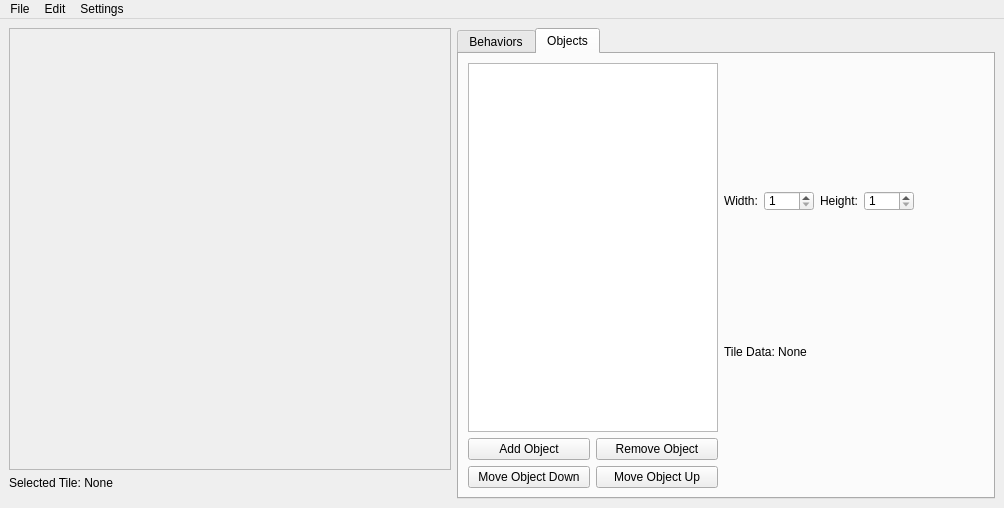
ExplosBlue/CoinKiller, file tileseteditorwindow.ui: the form before one commit.
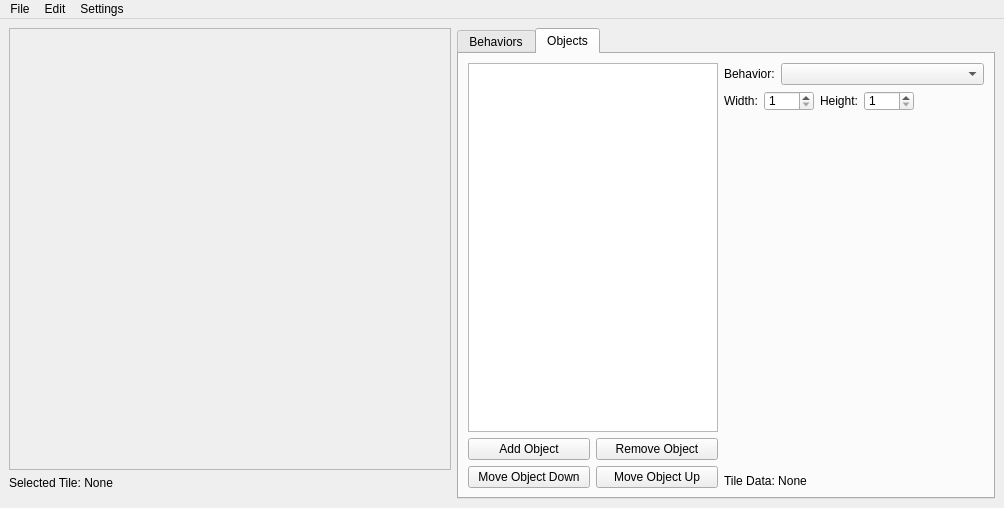
The form after the commit.

Patch:
```diff
--- a/tileseteditorwindow.ui
+++ b/tileseteditorwindow.ui
@@ -266,7 +266,7 @@
        <attribute name="title">
         <string>Objects</string>
        </attribute>
-       <layout class="QHBoxLayout" name="horizontalLayout_13">
+       <layout class="QHBoxLayout" name="horizontalLayout_10">
         <item>
          <layout class="QVBoxLayout" name="oLeftVerticalLayout">
           <property name="sizeConstraint">
@@ -368,12 +368,48 @@
         <item>
          <layout class="QVBoxLayout" name="verticalLayout_4">
           <item>
-           <layout class="QVBoxLayout" name="objectEditor"/>
+           <layout class="QHBoxLayout" name="horizontalLayout_13">
+            <item>
+             <widget class="QLabel" name="label_8">
+              <property name="sizePolicy">
+               <sizepolicy hsizetype="Fixed" vsizetype="Preferred">
+                <horstretch>0</horstretch>
+                <verstretch>0</verstretch>
+               </sizepolicy>
+              </property>
+              <property name="text">
+               <string>Behavior:</string>
+              </property>
+             </widget>
+            </item>
+            <item>
+             <widget class="QComboBox" name="comboBox">
+              <property name="sizePolicy">
+               <sizepolicy hsizetype="Preferred" vsizetype="Fixed">
+                <horstretch>0</horstretch>
+                <verstretch>0</verstretch>
+               </sizepolicy>
+              </property>
+              <property name="minimumSize">
+               <size>
+                <width>135</width>
+                <height>0</height>
+               </size>
+              </property>
+              <property name="maximumSize">
+               <size>
+                <width>16777215</width>
+                <height>16777215</height>
+               </size>
+              </property>
+             </widget>
+            </item>
+           </layout>
           </item>
           <item>
-           <layout class="QHBoxLayout" name="horizontalLayout_12">
+           <layout class="QVBoxLayout" name="objectEditor">
             <item>
-             <layout class="QHBoxLayout" name="horizontalLayout_10">
+             <layout class="QHBoxLayout" name="horizontalLayout_12">
               <item>
                <widget class="QLabel" name="label_6">
                 <property name="sizePolicy">
@@ -415,10 +451,6 @@
                 </property>
                </widget>
               </item>
-             </layout>
-            </item>
-            <item>
-             <layout class="QHBoxLayout" name="horizontalLayout_11">
               <item>
                <widget class="QLabel" name="label_7">
                 <property name="sizePolicy">
@@ -460,20 +492,33 @@
                 </property>
                </widget>
               </item>
+              <item>
+               <spacer name="horizontalSpacer">
+                <property name="orientation">
+                 <enum>Qt::Horizontal</enum>
+                </property>
+                <property name="sizeType">
+                 <enum>QSizePolicy::Expanding</enum>
+                </property>
+                <property name="sizeHint" stdset="0">
+                 <size>
+                  <width>40</width>
+                  <height>20</height>
+                 </size>
+                </property>
+               </spacer>
+              </item>
              </layout>
             </item>
             <item>
-             <spacer name="horizontalSpacer">
+             <spacer name="objectEditorSpacer">
               <property name="orientation">
-               <enum>Qt::Horizontal</enum>
-              </property>
-              <property name="sizeType">
-               <enum>QSizePolicy::Expanding</enum>
+               <enum>Qt::Vertical</enum>
               </property>
               <property name="sizeHint" stdset="0">
                <size>
-                <width>40</width>
-                <height>20</height>
+                <width>20</width>
+                <height>40</height>
                </size>
               </property>
              </spacer>
```
Left out of the diff: 8 changed lines with no effect on the pictures.
